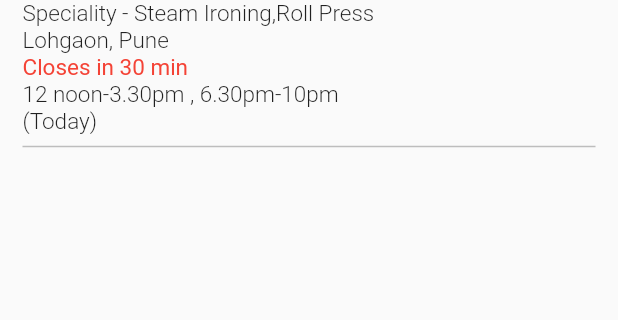
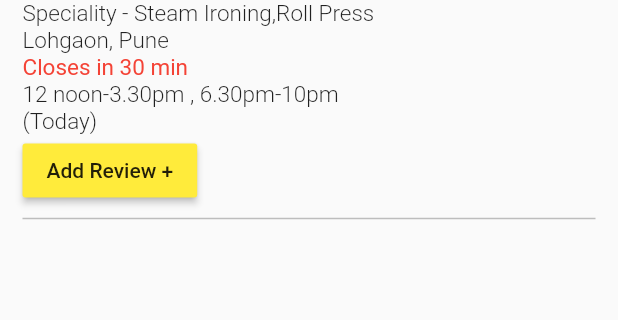
Before and after one commit to akshayauti/LaundryApp, a Flutter app: the ReviewPage screen opened directly, on a phone screen of 412 x 824 dp, the part 164-484 px from its top. Run offline on Flutter 3.47's test engine with Material 2 defaults, Android fonts, the phone set to English and light mode, and no system bars; our stand-ins replace google_maps_flutter; missing offline and left inert: flutter_statusbarcolor.

Commit message:
Add review Page added

```diff
--- a/lib/ReviewPage.dart
+++ b/lib/ReviewPage.dart
@@ -1,5 +1,4 @@
 import 'package:flutter/material.dart';
-
 class ReviewPage extends StatefulWidget {
   @override
   _ReviewPage createState() => _ReviewPage();
@@ -82,6 +81,18 @@ class _ReviewPage extends State<ReviewPage> {
                           ),
                         ],
                       ),
+                      Row(
+                        mainAxisAlignment: MainAxisAlignment.start,
+                        children: [
+                          MaterialButton(
+                            color: Colors.yellow,
+                            child: Text("Add Review +"),
+                            onPressed: (){
+                              Navigator.of(context).pushNamed('/addReview');
+                            },
+                          ),
+                        ],
+                      ),
                       Divider(
                         color: Colors.grey[400],
                         thickness: 1,
@@ -109,6 +120,7 @@ class _ReviewPage extends State<ReviewPage> {
           ],
         ),
       ),
+
     );
   }
 }
```
Also changed, not shown: lib/addReview.dart (added, +20 -0 lines), lib/main.dart (+6 -4 lines).
